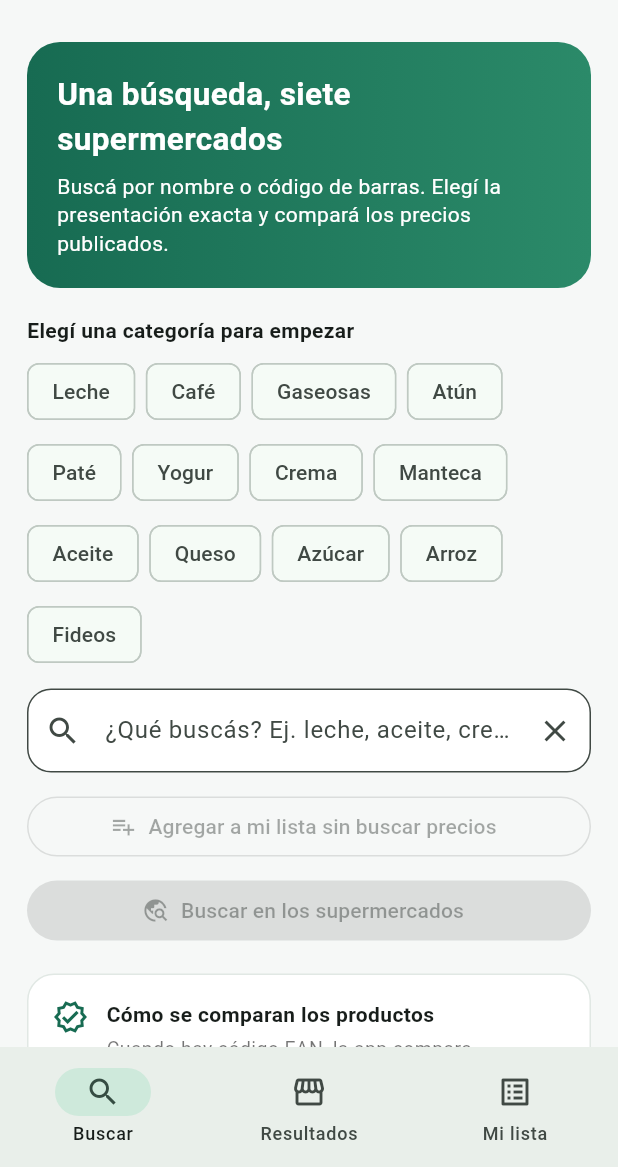
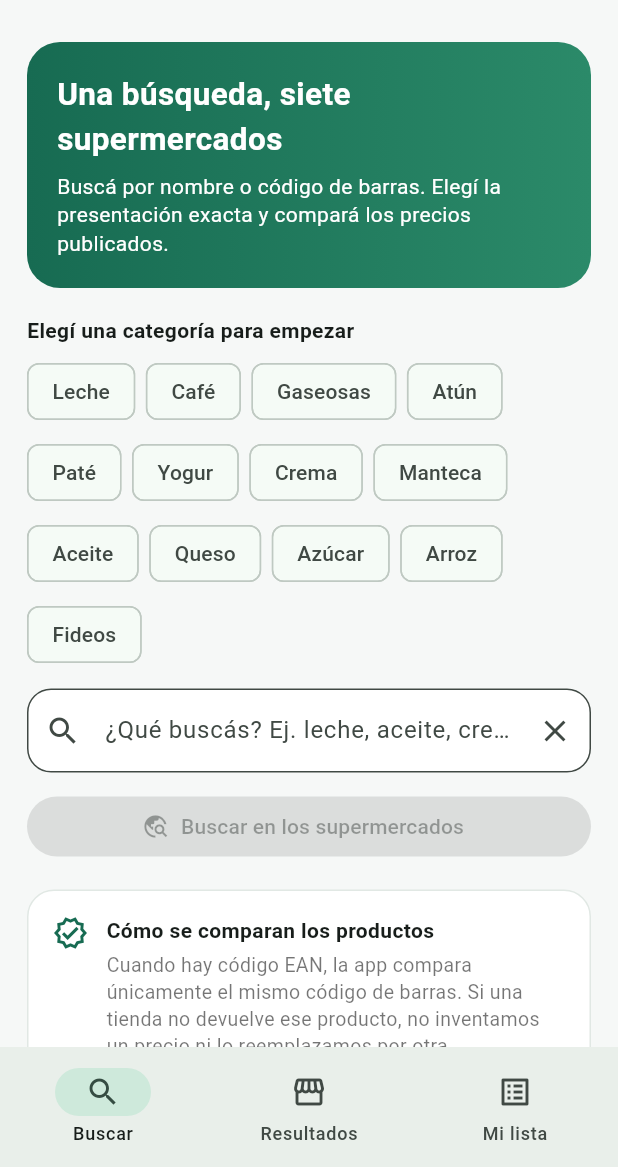
Before and after one commit to arieltorres3175-boop/comparador, a Flutter app: the screen it shows after launch, on a phone screen of 412 x 824 dp, the part 69-1236 px from its top. Run offline on Flutter 3.47's test engine with Material 3 defaults, Android fonts, the phone set to English and light mode, and no system bars; our stand-ins replace shared_preferences.

Commit message:
Ubicar carga rápida junto al buscador

```diff
--- a/lib/main.dart
+++ b/lib/main.dart
@@ -564,6 +564,17 @@ class _HomePageState extends State<HomePage> {
           ),
           onChanged: _updateCategoryFromQuery,
         ),
+        if (query.length >= 2) ...[
+          const SizedBox(height: 8),
+          SizedBox(
+            width: double.infinity,
+            child: OutlinedButton.icon(
+              onPressed: searching ? null : _addQuickItem,
+              icon: const Icon(Icons.playlist_add),
+              label: const Text('Agregar a mi lista sin buscar precios'),
+            ),
+          ),
+        ],
         if (selectedCategory != null) ...[
           const SizedBox(height: 16),
           Text('Filtros para $selectedCategory', style: const TextStyle(fontWeight: FontWeight.w800, fontSize: 17)),
@@ -625,12 +636,6 @@ class _HomePageState extends State<HomePage> {
               style: TextStyle(color: Colors.black54, fontSize: 12)),
         ],
         const SizedBox(height: 12),
-        OutlinedButton.icon(
-          onPressed: query.length < 2 || searching ? null : _addQuickItem,
-          icon: const Icon(Icons.playlist_add),
-          label: const Text('Agregar a mi lista sin buscar precios'),
-        ),
-        const SizedBox(height: 8),
         FilledButton.icon(
           onPressed: query.length < 2 || searching ? null : () => _performSearch(keepDiscovery: true),
           icon: searching
```
